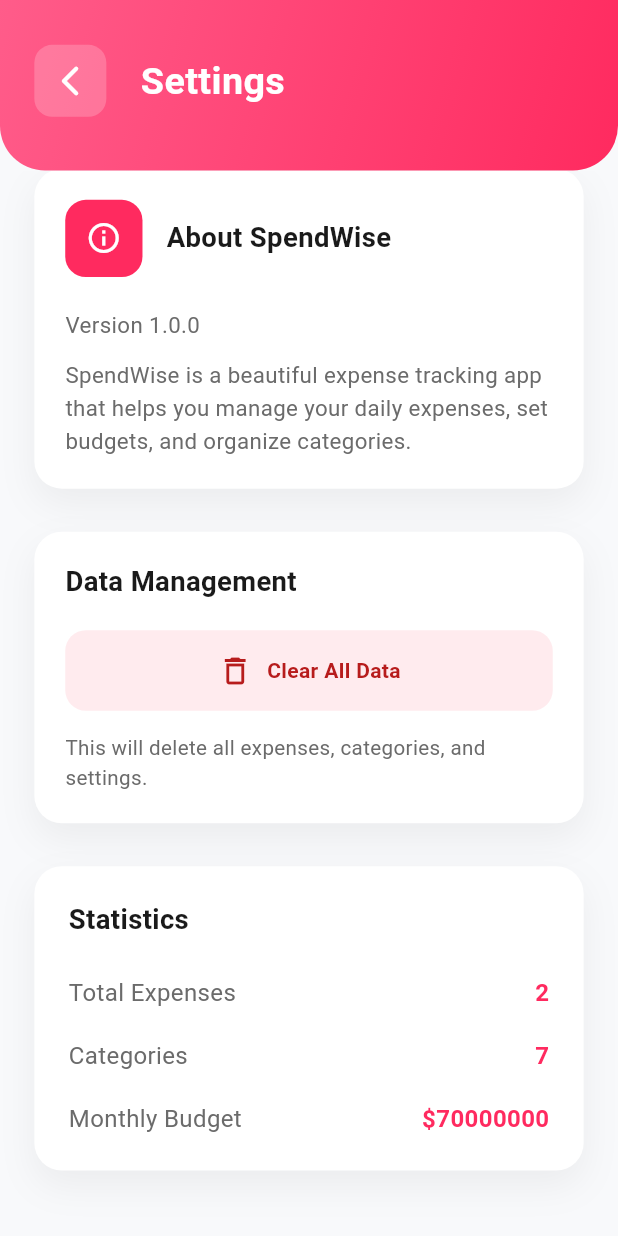
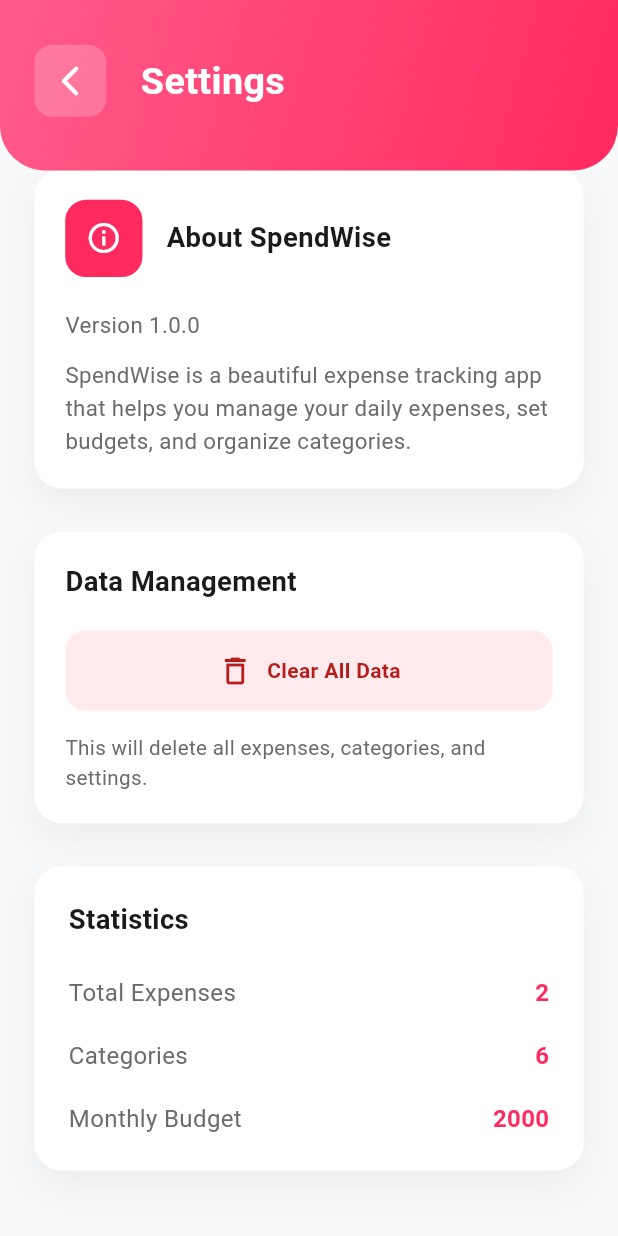
Before and after one commit to sarahmmedd/Banawit, a Flutter app: the SettingsScreen screen opened directly, scrolled down 157 dp, after a tap on "Clear All Data", on a phone screen of 412 x 824 dp. Run offline on Flutter 3.47's test engine with Material 3 defaults, Android fonts, the light colour scheme and no system bars; our stand-ins replace bloc, flutter_bloc, flutter_screenutil, hive, hive_flutter, percent_indicator and 1 more; accounts and stored records are empty.

Commit message:
add settings logic

```diff
--- a/lib/features/categories/cubit/categories_cubit.dart
+++ b/lib/features/categories/cubit/categories_cubit.dart
@@ -8,7 +8,8 @@
     loadCategories();
   }
 
-  final List<Map<String, String>> _categories = [
+  /// DEFAULT CATEGORIES
+  final List<Map<String, String>> _defaultCategories = [
     {"title": "Food", "emoji": "🍔"},
     {"title": "Transport", "emoji": "🚗"},
     {"title": "Shopping", "emoji": "🛍"},
@@ -17,7 +18,9 @@
     {"title": "Bills", "emoji": "💰"},
   ];
 
-  /// LOAD FROM STORAGE
+  final List<Map<String, String>> _categories = [];
+
+  /// LOAD
   Future<void> loadCategories() async {
     SharedPreferences prefs = await SharedPreferences.getInstance();
     List<String>? savedCategories = prefs.getStringList('categories');
@@ -35,18 +38,20 @@
           };
         }).toList(),
       );
+    } else {
+      _categories.clear();
+      _categories.addAll(_defaultCategories);
     }
 
     emit(CategoriesLoaded(List.from(_categories)));
   }
 
-  /// SAVE TO STORAGE
+  /// SAVE
   Future<void> saveCategories() async {
     SharedPreferences prefs = await SharedPreferences.getInstance();
 
-    List<String> categoriesJson = _categories
-        .map((cat) => jsonEncode(cat))
-        .toList();
+    List<String> categoriesJson =
+        _categories.map((cat) => jsonEncode(cat)).toList();
 
     await prefs.setStringList('categories', categoriesJson);
   }
@@ -64,4 +69,16 @@
     emit(CategoriesLoaded(List.from(_categories)));
     saveCategories();
   }
+
+  /// CLEAR DATA (ترجع للديفولت)
+  Future<void> clearCategories() async {
+    SharedPreferences prefs = await SharedPreferences.getInstance();
+
+    await prefs.remove('categories');
+
+    _categories.clear();
+    _categories.addAll(_defaultCategories);
+
+    emit(CategoriesLoaded(List.from(_categories)));
+  }
 }
--- a/lib/features/settings/ui/components/fourth_section.dart
+++ b/lib/features/settings/ui/components/fourth_section.dart
@@ -1,10 +1,18 @@
 import 'package:flutter/material.dart';
 import 'package:flutter_screenutil/flutter_screenutil.dart';
 import 'package:banawit/core/theme/app_colors.dart';
+import 'package:flutter_bloc/flutter_bloc.dart';
+import '../../../categories/cubit/categories_cubit.dart';
+import '../../../categories/cubit/categories_state.dart';
 
-class FourthSection extends StatelessWidget {
+class FourthSection extends StatefulWidget {
   const FourthSection({super.key});
 
+  @override
+  State<FourthSection> createState() => _FourthSectionState();
+}
+
+class _FourthSectionState extends State<FourthSection> {
   @override
   Widget build(BuildContext context) {
     return Padding(
@@ -36,11 +44,34 @@
               ),
               SizedBox(height: 20.h),
 
-              _statRow("Total Expenses", "2"),
+             _statRow(
+                    "Total Expenses",
+                    "2"
+                  ),
+
+
               SizedBox(height: 16.h),
-              _statRow("Categories", "7"),
+
+              BlocConsumer<CategoriesCubit, CategoriesState>(
+                listener: (context, state) {
+
+                },
+                builder: (context, state) {
+                  int count = 0;
+                  if (state is CategoriesLoaded) {
+                    count = state.categories.length;
+                  }
+                  return _statRow("Categories", count.toString());
+                },
+              ),
+
               SizedBox(height: 16.h),
-              _statRow("Monthly Budget", "\$70000000"),
+
+ _statRow(
+                    "Monthly Budget",
+                    "2000",
+                  )
+
             ],
           ),
         ),
@@ -54,7 +85,10 @@
       children: [
         Text(
           title,
-          style: TextStyle(fontSize: 14.sp, color: AppColors.textSecondary),
+          style: TextStyle(
+            fontSize: 14.sp,
+            color: AppColors.textSecondary,
+          ),
         ),
         Text(
           value,
--- a/lib/features/settings/ui/components/third_section.dart
+++ b/lib/features/settings/ui/components/third_section.dart
@@ -1,6 +1,11 @@
+
 import 'package:flutter/material.dart';
 import 'package:flutter_screenutil/flutter_screenutil.dart';
 import 'package:banawit/core/theme/app_colors.dart';
+import 'package:flutter_bloc/flutter_bloc.dart';
+
+
+import '../../../categories/cubit/categories_cubit.dart';
 
 class ThirdSection extends StatelessWidget {
   const ThirdSection({super.key});
@@ -37,7 +42,12 @@
               SizedBox(height: 16.h),
 
               GestureDetector(
-                onTap: () {},
+                onTap: ()async {
+                     context.read<CategoriesCubit>().clearCategories();
+
+
+
+                },
                 child: Container(
                   height: 45.h,
                   decoration: BoxDecoration(
--- a/lib/features/settings/ui/settings_screen.dart
+++ b/lib/features/settings/ui/settings_screen.dart
@@ -6,12 +6,25 @@
 import 'package:flutter_screenutil/flutter_screenutil.dart';
 import 'package:banawit/core/theme/app_colors.dart';
 
+import 'package:flutter_bloc/flutter_bloc.dart';
+import '../../categories/cubit/categories_cubit.dart';
+import '../../budget/cubit/budget_bloc.dart';
+
 class SettingsScreen extends StatelessWidget {
   const SettingsScreen({super.key});
 
   @override
   Widget build(BuildContext context) {
-    return Scaffold(
+    return MultiBlocProvider(
+      providers: [
+        BlocProvider<CategoriesCubit>(
+          create: (_) => CategoriesCubit(),
+        ),
+        BlocProvider<BudgetBloc>(
+          create: (_) => BudgetBloc(),
+        ),
+      ],
+      child: Scaffold(
         backgroundColor: AppColors.scaffoldBackground,
         body: Column(
           children: [
@@ -77,8 +90,8 @@
                     SizedBox(height: 20),
                     FirstSection(),
                     SecondSection(),
-                  ThirdSection(),
-                  FourthSection(),
+                    ThirdSection(),   // Clear Data + Categories Default
+                    FourthSection(),  // Statistics Dynamic
                     SizedBox(height: 30),
                   ],
                 ),
@@ -86,6 +99,7 @@
             ),
           ],
         ),
+      ),
     );
   }
 }
--- a/lib/main.dart
+++ b/lib/main.dart
@@ -1,8 +1,31 @@
 import 'package:banawit/banawit_app.dart';
+import 'package:banawit/features/budget/cubit/budget_bloc.dart';
+import 'package:banawit/features/categories/cubit/categories_cubit.dart';
+import 'package:banawit/features/expenses/cubit/expenses_cubit.dart';
 import 'package:flutter/material.dart';
-// import 'package:hive/hive.dart';
-// import 'package:hive_flutter/hive_flutter.dart';
+import 'package:flutter_bloc/flutter_bloc.dart';
+import 'package:hive/hive.dart';
+import 'package:hive_flutter/hive_flutter.dart';
+
+// void main() {
+//   runApp(BanawitApp());
+// }
 
 void main() {
-  runApp(BanawitApp());
+  runApp(
+    MultiBlocProvider(
+      providers: [
+        BlocProvider(
+          create: (_) => CategoriesCubit(),
+        ),
+        BlocProvider(
+          create: (_) => BudgetBloc(),
+        ),
+        BlocProvider(
+          create: (_) => ExpenseCubit(),
+        ),
+      ],
+      child: const BanawitApp(),
+    ),
+  );
 }
```
Also changed, not shown: lib/features/expenses/cubit/expenses_cubit.dart (line endings or trailing spaces), lib/features/expenses/cubit/expenses_state.dart (line endings or trailing spaces), lib/features/expenses/ui/expenses_screen.dart (line endings or trailing spaces). Lines whose indentation alone changed are shown as unchanged.
